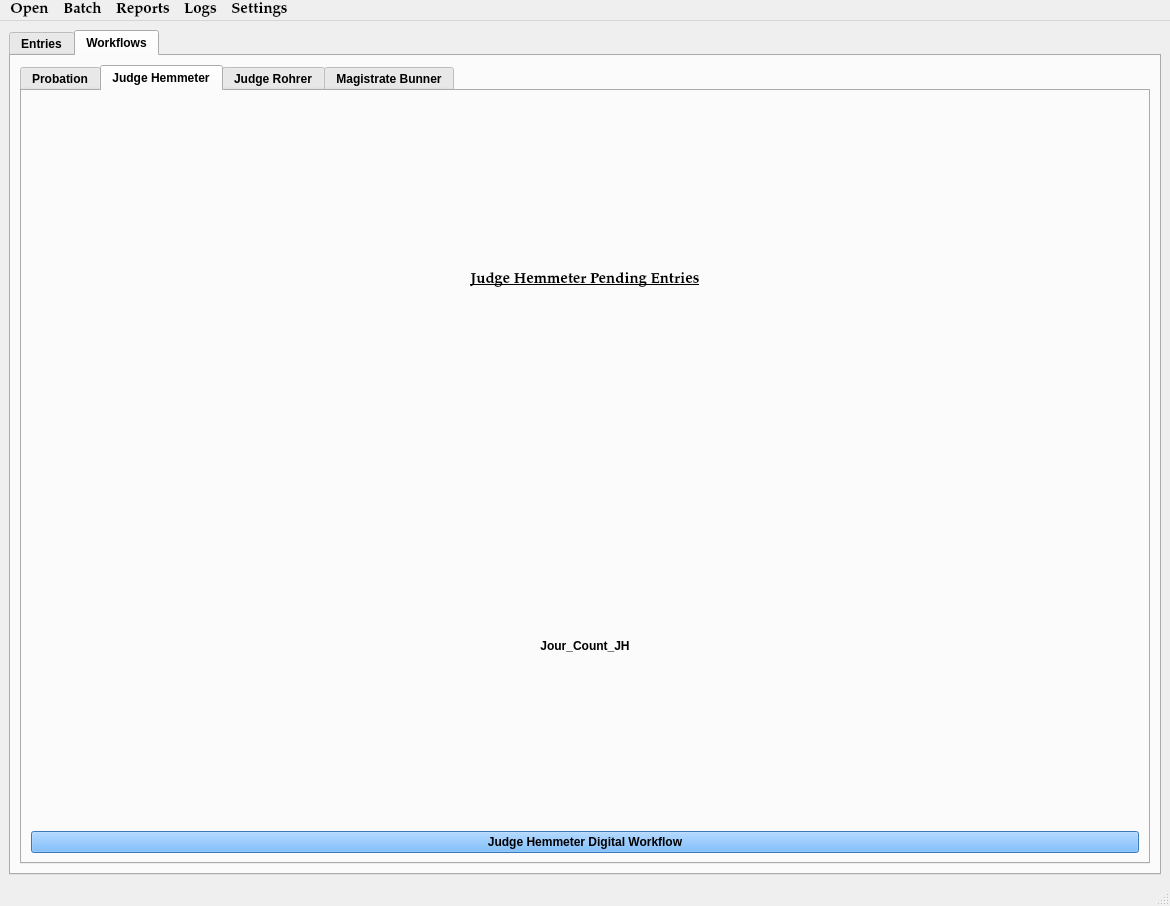
Above: munientry/views/ui/MainWindow.ui from HunterProgram22/MuniEntry before the change. Below: the same form after it.
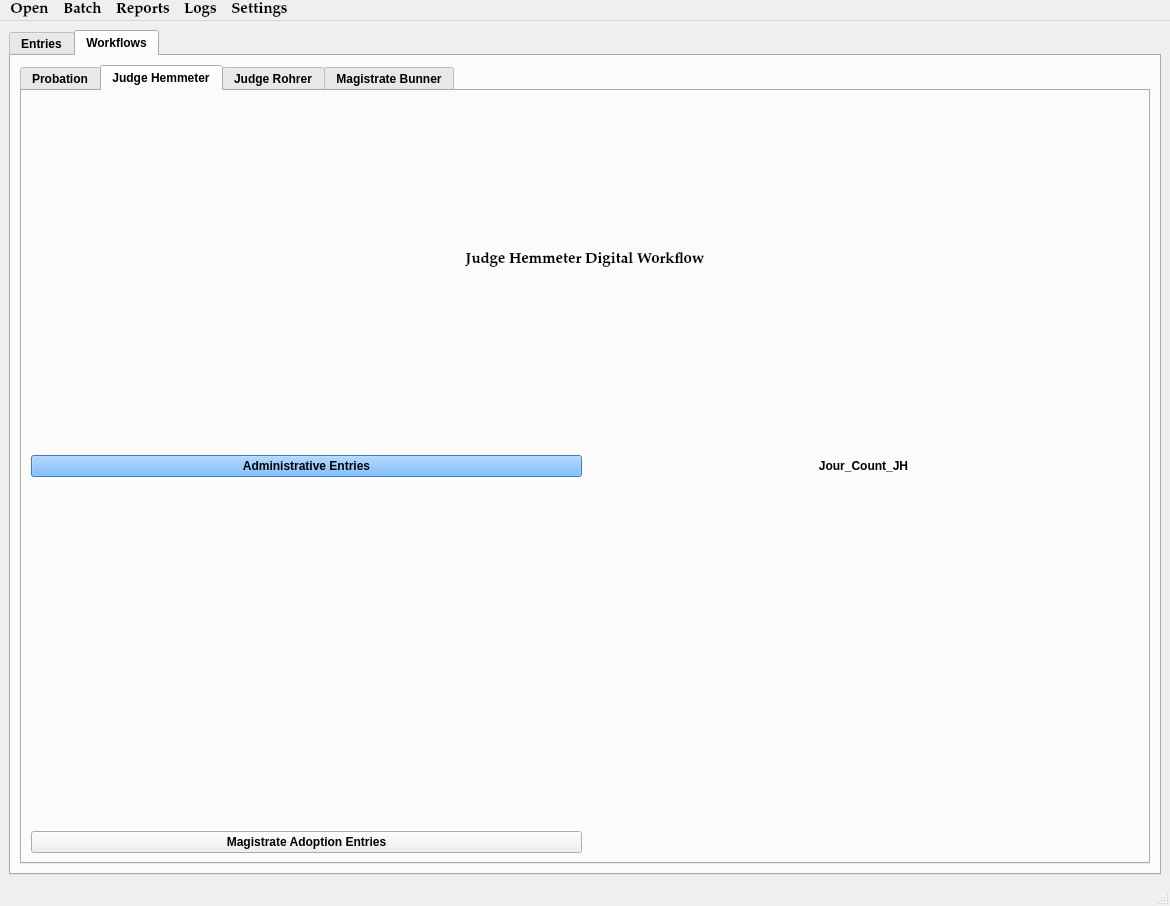
That is the form after the change. The open tabs and pages were chosen to show the change. Custom widgets are drawn as their Qt base class.

Commit message: Updated main_window.

What changed in the file:
```diff
--- a/munientry/views/ui/MainWindow.ui
+++ b/munientry/views/ui/MainWindow.ui
@@ -1566,10 +1566,21 @@
            <attribute name="title">
             <string>Judge Hemmeter</string>
            </attribute>
-           <layout class="QGridLayout" name="gridLayout_26">
-            <item row="0" column="0">
-             <layout class="QGridLayout" name="gridLayout_18">
-              <item row="0" column="0">
+           <layout class="QGridLayout" name="gridLayout_18" rowstretch="1,1,1,0,0,0">
+            <property name="sizeConstraint">
+             <enum>QLayout::SetDefaultConstraint</enum>
+            </property>
+            <property name="verticalSpacing">
+             <number>36</number>
+            </property>
+            <item row="5" column="0">
+             <widget class="QPushButton" name="pushButton_2">
+              <property name="text">
+               <string>Magistrate Adoption Entries</string>
+              </property>
+             </widget>
+            </item>
+            <item row="0" column="0" colspan="2">
                <widget class="QLabel" name="label_17">
                 <property name="font">
                  <font>
@@ -1578,11 +1589,10 @@
                   <weight>75</weight>
                   <italic>false</italic>
                   <bold>true</bold>
-                  <underline>true</underline>
                  </font>
                 </property>
                 <property name="text">
-                 <string>Judge Hemmeter Pending Entries</string>
+               <string>Judge Hemmeter Digital Workflow</string>
                 </property>
                 <property name="alignment">
                  <set>Qt::AlignCenter</set>
@@ -1590,6 +1600,16 @@
                </widget>
               </item>
               <item row="1" column="0">
+             <widget class="QPushButton" name="hemmeter_workflowButton">
+              <property name="styleSheet">
+               <string notr="true">background-color: rgb(85, 170, 255);</string>
+              </property>
+              <property name="text">
+               <string>Administrative Entries</string>
+              </property>
+             </widget>
+            </item>
+            <item row="1" column="1">
                <widget class="QLabel" name="jour_count_jh_label">
                 <property name="text">
                  <string>Jour_Count_JH</string>
@@ -1598,18 +1618,6 @@
                  <set>Qt::AlignCenter</set>
                 </property>
                </widget>
-              </item>
-              <item row="2" column="0">
-               <widget class="QPushButton" name="hemmeter_workflowButton">
-                <property name="styleSheet">
-                 <string notr="true">background-color: rgb(85, 170, 255);</string>
-                </property>
-                <property name="text">
-                 <string>Judge Hemmeter Digital Workflow</string>
-                </property>
-               </widget>
-              </item>
-             </layout>
             </item>
            </layout>
           </widget>
```
Left out of the diff: 4 changed lines with no effect on the pictures. Lines whose indentation alone changed are shown as unchanged. The commit also changes 1 other file.
